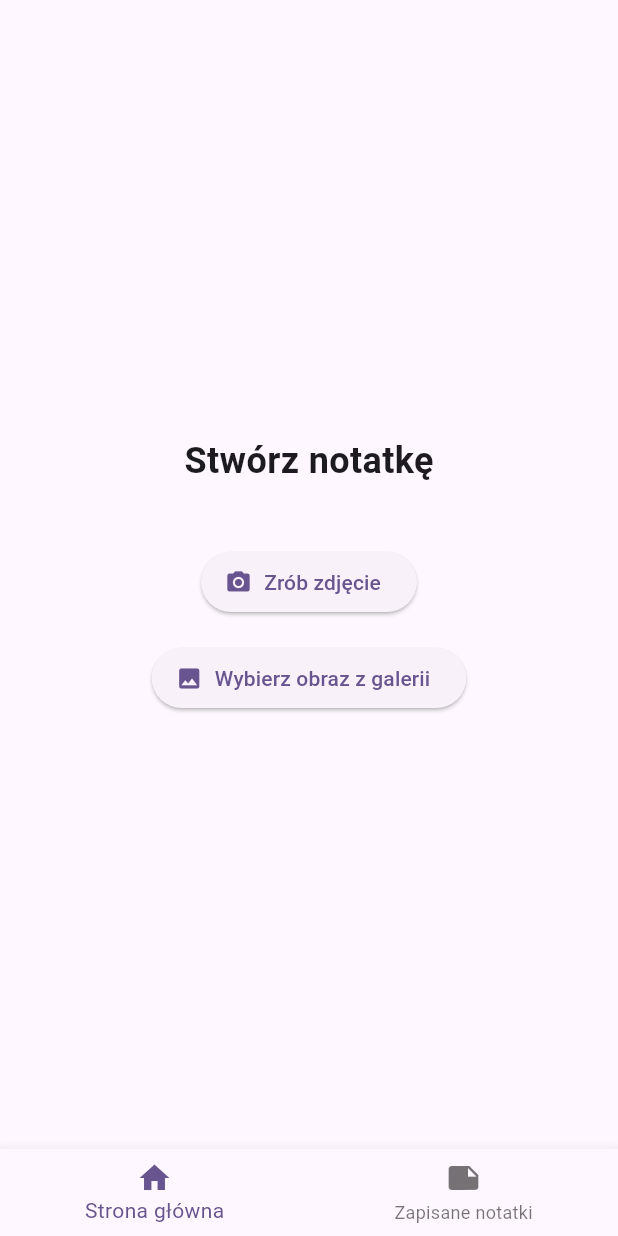
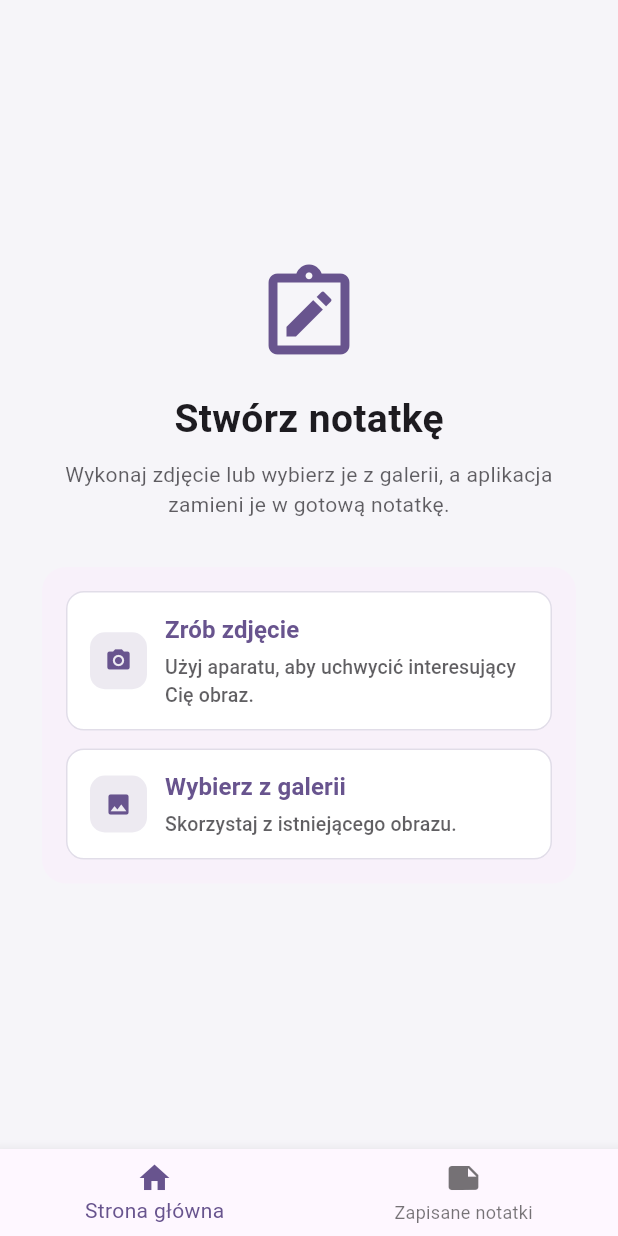
Before and after one commit to piotrekr11/Inz, a Flutter app: the screen it shows after launch, on a phone screen of 412 x 824 dp. Run offline on Flutter 3.47's test engine with Material 3 defaults, Android fonts, the phone set to English and light mode, and no system bars; our stand-ins replace image_picker, share_plus; missing offline and left inert: google_mlkit_text_recognition, image_editor.

Commit message:
dzialjaca wersja ze zmienioną oprawą graficzną

```diff
--- a/lib/main.dart
+++ b/lib/main.dart
@@ -19,6 +19,29 @@ class NotesOCRApp extends StatelessWidget {
       theme: ThemeData(
         useMaterial3: true,
         colorSchemeSeed: Colors.deepPurple,
+        scaffoldBackgroundColor: const Color(0xFFF6F5F9),
+        appBarTheme: const AppBarTheme(
+          centerTitle: false,
+          titleTextStyle: TextStyle(
+            fontSize: 20,
+            fontWeight: FontWeight.w600,
+            color: Colors.black,
+          ),
+        ),
+        elevatedButtonTheme: ElevatedButtonThemeData(
+          style: ElevatedButton.styleFrom(
+            padding: const EdgeInsets.symmetric(horizontal: 20, vertical: 14),
+            shape: RoundedRectangleBorder(
+              borderRadius: BorderRadius.circular(12),
+            ),
+          ),
+        ),
+        cardTheme: CardTheme(
+          elevation: 0,
+          shape: RoundedRectangleBorder(
+            borderRadius: BorderRadius.circular(16),
+          ),
+        ),
       ),
       home: const HomeNavigation(),
       debugShowCheckedModeBanner: false,
@@ -58,29 +81,58 @@ class _HomeNavigationState extends State<HomeNavigation> {
   }
 
   Widget buildHomeTab() {
+    final colorScheme = Theme.of(context).colorScheme;
     return Center(
+      child: SingleChildScrollView(
         child: Padding(
           padding: const EdgeInsets.all(24),
           child: Column(
-          mainAxisAlignment: MainAxisAlignment.center,
             children: [
+              Icon(
+                Icons.note_alt_outlined,
+                size: 72,
+                color: colorScheme.primary,
+              ),
+              const SizedBox(height: 16),
               const Text(
                 'Stwórz notatkę',
-              style: TextStyle(fontSize: 24, fontWeight: FontWeight.bold),
+                style: TextStyle(fontSize: 26, fontWeight: FontWeight.bold),
               ),
-            const SizedBox(height: 40),
-            ElevatedButton.icon(
-              icon: const Icon(Icons.camera_alt),
-              label: const Text('Zrób zdjęcie'),
+              const SizedBox(height: 8),
+              Text(
+                'Wykonaj zdjęcie lub wybierz je z galerii, a aplikacja '
+                    'zamieni je w gotową notatkę.',
+                textAlign: TextAlign.center,
+                style: TextStyle(
+                  fontSize: 14,
+                  color: colorScheme.onSurface.withOpacity(0.7),
+                ),
+              ),
+              const SizedBox(height: 28),
+              Card(
+                child: Padding(
+                  padding: const EdgeInsets.all(16),
+                  child: Column(
+                    children: [
+                      _HomeActionButton(
+                        icon: Icons.camera_alt,
+                        title: 'Zrób zdjęcie',
+                        subtitle: 'Użyj aparatu, aby uchwycić interesujący Cię obraz.',
                         onPressed: () => _pickImage(ImageSource.camera),
                       ),
-            const SizedBox(height: 16),
-            ElevatedButton.icon(
-              icon: const Icon(Icons.photo),
-              label: const Text('Wybierz obraz z galerii'),
+                      const SizedBox(height: 12),
+                      _HomeActionButton(
+                        icon: Icons.photo,
+                        title: 'Wybierz z galerii',
+                        subtitle: 'Skorzystaj z istniejącego obrazu.',
                         onPressed: () => _pickImage(ImageSource.gallery),
                       ),
                     ],
+                  ),
+                ),
+              ),
+            ],
+          ),
         ),
       ),
     );
@@ -117,3 +169,67 @@ class _HomeNavigationState extends State<HomeNavigation> {
     );
   }
 }
+class _HomeActionButton extends StatelessWidget {
+  const _HomeActionButton({
+    required this.icon,
+    required this.title,
+    required this.subtitle,
+    required this.onPressed,
+  });
+
+  final IconData icon;
+  final String title;
+  final String subtitle;
+  final VoidCallback onPressed;
+
+  @override
+  Widget build(BuildContext context) {
+    final colorScheme = Theme.of(context).colorScheme;
+    return OutlinedButton(
+      style: OutlinedButton.styleFrom(
+        padding: const EdgeInsets.symmetric(horizontal: 16, vertical: 14),
+        shape: RoundedRectangleBorder(
+          borderRadius: BorderRadius.circular(12),
+        ),
+        side: BorderSide(color: colorScheme.primary.withOpacity(0.2)),
+        backgroundColor: Colors.white,
+      ),
+      onPressed: onPressed,
+      child: Row(
+        children: [
+          Container(
+            padding: const EdgeInsets.all(10),
+            decoration: BoxDecoration(
+              color: colorScheme.primary.withOpacity(0.12),
+              borderRadius: BorderRadius.circular(10),
+            ),
+            child: Icon(icon, color: colorScheme.primary),
+          ),
+          const SizedBox(width: 12),
+          Expanded(
+            child: Column(
+              crossAxisAlignment: CrossAxisAlignment.start,
+              children: [
+                Text(
+                  title,
+                  style: const TextStyle(
+                    fontSize: 16,
+                    fontWeight: FontWeight.w600,
+                  ),
+                ),
+                const SizedBox(height: 4),
+                Text(
+                  subtitle,
+                  style: TextStyle(
+                    fontSize: 13,
+                    color: colorScheme.onSurface.withOpacity(0.7),
+                  ),
+                ),
+              ],
+            ),
+          ),
+        ],
+      ),
+    );
+  }
+}
```
Also changed, not shown: lib/screens/saved_notes_screen.dart (+56 -9 lines), lib/widgets/saved_note_tile.dart (+11 -4 lines). Lines whose indentation alone changed are shown as unchanged.
